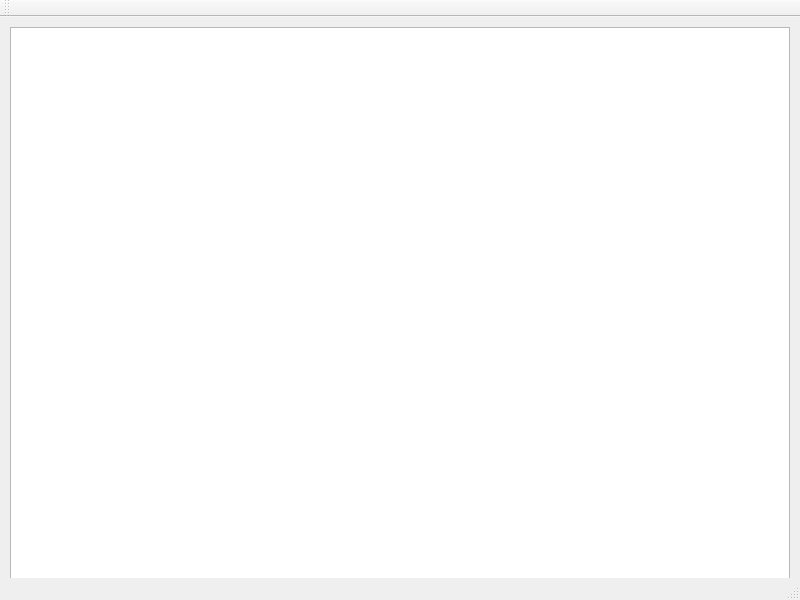
First picture: the form in untitled/mainwindow.ui, repository rukia11/AGHacksy, before the edit.
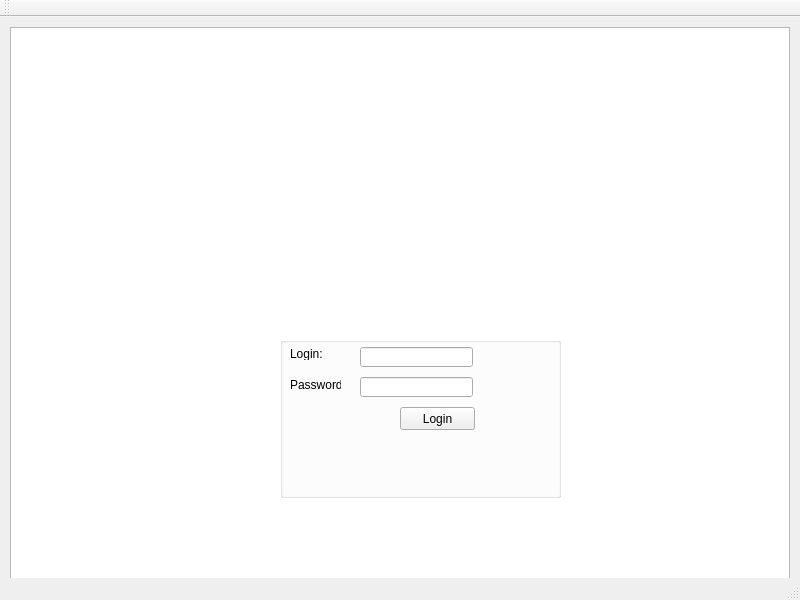
Second picture: the form after the edit.

Commit message: login label

Patch:
```diff
--- a/untitled/mainwindow.ui
+++ b/untitled/mainwindow.ui
@@ -24,6 +24,78 @@
      </rect>
     </property>
    </widget>
+   <widget class="QGroupBox" name="groupBox">
+    <property name="geometry">
+     <rect>
+      <x>280</x>
+      <y>320</y>
+      <width>281</width>
+      <height>161</height>
+     </rect>
+    </property>
+    <property name="title">
+     <string/>
+    </property>
+    <widget class="QLabel" name="label">
+     <property name="geometry">
+      <rect>
+       <x>10</x>
+       <y>10</y>
+       <width>47</width>
+       <height>13</height>
+      </rect>
+     </property>
+     <property name="text">
+      <string>Login:</string>
+     </property>
+    </widget>
+    <widget class="QLabel" name="label_2">
+     <property name="geometry">
+      <rect>
+       <x>10</x>
+       <y>40</y>
+       <width>51</width>
+       <height>16</height>
+      </rect>
+     </property>
+     <property name="text">
+      <string>Password:</string>
+     </property>
+    </widget>
+    <widget class="QLineEdit" name="lineEdit_Login">
+     <property name="geometry">
+      <rect>
+       <x>80</x>
+       <y>10</y>
+       <width>113</width>
+       <height>20</height>
+      </rect>
+     </property>
+    </widget>
+    <widget class="QLineEdit" name="lineEdit_Password">
+     <property name="geometry">
+      <rect>
+       <x>80</x>
+       <y>40</y>
+       <width>113</width>
+       <height>20</height>
+      </rect>
+     </property>
+    </widget>
+    <widget class="QPushButton" name="LoginButton">
+     <property name="geometry">
+      <rect>
+       <x>120</x>
+       <y>70</y>
+       <width>75</width>
+       <height>23</height>
+      </rect>
+     </property>
+     <property name="text">
+      <string>Login</string>
+     </property>
+    </widget>
+   </widget>
   </widget>
   <widget class="QMenuBar" name="menuBar">
    <property name="geometry">
```
